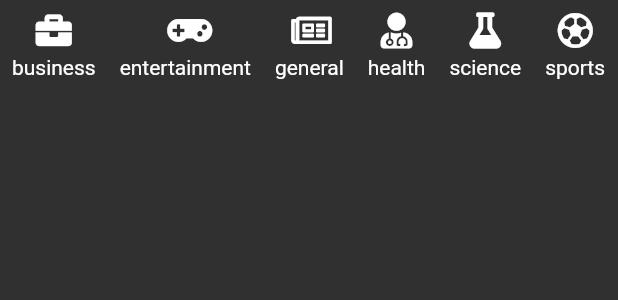
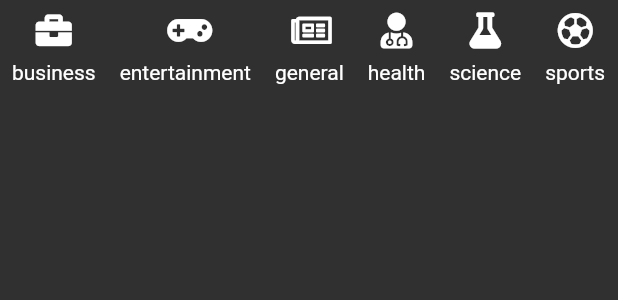
Before and after one commit to alejomongua/news_app, a Flutter app: the _CategoryList widget shown alone on an empty page, opened directly, on a phone screen of 412 x 824 dp. Shown: the top 300 px of the screen. Run offline on Flutter 3.47's test engine with Material 2 defaults, Android fonts, the phone set to English and light mode, and no system bars; our stand-ins replace font_awesome_flutter; network calls fail.

Commit message:
Trabajando en la pagina de categorias

```diff
--- a/lib/main.dart
+++ b/lib/main.dart
@@ -18,7 +18,7 @@ class MyApp extends StatelessWidget {
       ],
       child: MaterialApp(
         debugShowCheckedModeBanner: false,
-        title: 'Flutter Demo',
+        title: 'News',
         theme: mainTheme,
         home: TabsPage(),
       ),
--- a/lib/pages/second_tab_page.dart
+++ b/lib/pages/second_tab_page.dart
@@ -7,8 +7,12 @@ class SecondTabPage extends StatelessWidget {
   Widget build(BuildContext context) {
     return SafeArea(
       child: Scaffold(
-        body: Column(
-          children: [_CategoryList()],
+        body: Container(
+          child: Column(
+            children: [
+              _CategoryList(),
+            ],
+          ),
         ),
       ),
     );
@@ -20,22 +24,28 @@ class _CategoryList extends StatelessWidget {
   Widget build(BuildContext context) {
     final categories = Provider.of<NewsService>(context).categories;
 
-    return ListView.builder(
+    return Container(
+      height: 200,
+      child: ListView.builder(
+        shrinkWrap: true,
         physics: BouncingScrollPhysics(),
         scrollDirection: Axis.horizontal,
         itemCount: categories.length,
         itemBuilder: (BuildContext context, int index) {
-        return Container(
+          return Padding(
             child: Column(
               children: [
                 Icon(categories[index].icon),
-              SizedBox(height: 5),
+                SizedBox(
+                  height: 8,
+                ),
                 Text(categories[index].name),
               ],
             ),
             padding: EdgeInsets.all(8),
           );
         },
+      ),
     );
   }
 }
```
Lines whose indentation alone changed are shown as unchanged.
